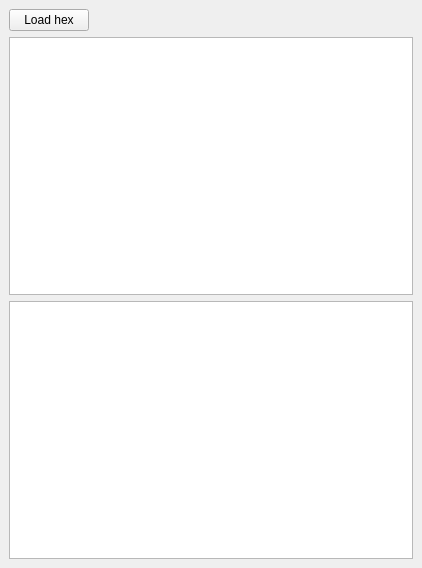
Above: src/DockMonitor.ui from gdevic/Z80Explorer before the change. Below: the same form after it.
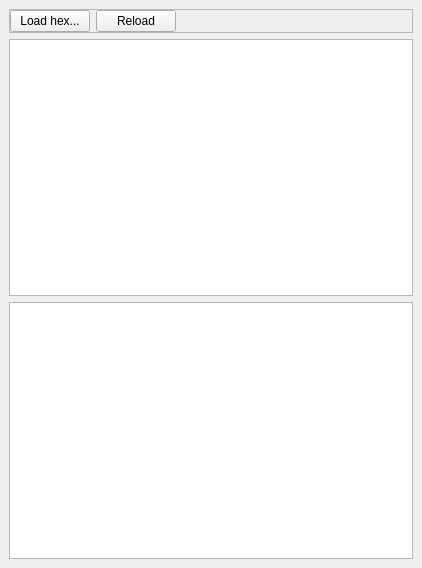
That is the form after the change.

Commit message: Adding Reload (last loaded user program) to the monitor

```diff
--- a/src/DockMonitor.ui
+++ b/src/DockMonitor.ui
@@ -16,16 +16,60 @@
   <widget class="QWidget" name="dockWidgetContents">
    <layout class="QVBoxLayout" name="verticalLayout">
     <item>
-     <widget class="QPushButton" name="btLoadHex">
-      <property name="sizePolicy">
-       <sizepolicy hsizetype="Fixed" vsizetype="Fixed">
-        <horstretch>0</horstretch>
-        <verstretch>0</verstretch>
-       </sizepolicy>
+     <widget class="QFrame" name="frame">
+      <property name="frameShape">
+       <enum>QFrame::StyledPanel</enum>
       </property>
-      <property name="text">
-       <string>Load hex</string>
+      <property name="frameShadow">
+       <enum>QFrame::Raised</enum>
       </property>
+      <layout class="QHBoxLayout" name="horizontalLayout">
+       <property name="leftMargin">
+        <number>0</number>
+       </property>
+       <property name="topMargin">
+        <number>0</number>
+       </property>
+       <property name="rightMargin">
+        <number>0</number>
+       </property>
+       <property name="bottomMargin">
+        <number>0</number>
+       </property>
+       <item>
+        <widget class="QPushButton" name="btLoad">
+         <property name="sizePolicy">
+          <sizepolicy hsizetype="Fixed" vsizetype="Fixed">
+           <horstretch>0</horstretch>
+           <verstretch>0</verstretch>
+          </sizepolicy>
+         </property>
+         <property name="text">
+          <string>Load hex...</string>
+         </property>
+        </widget>
+       </item>
+       <item>
+        <widget class="QPushButton" name="btReload">
+         <property name="text">
+          <string>Reload</string>
+         </property>
+        </widget>
+       </item>
+       <item>
+        <spacer name="horizontalSpacer">
+         <property name="orientation">
+          <enum>Qt::Horizontal</enum>
+         </property>
+         <property name="sizeHint" stdset="0">
+          <size>
+           <width>237</width>
+           <height>20</height>
+          </size>
+         </property>
+        </spacer>
+       </item>
+      </layout>
      </widget>
     </item>
     <item>
```
The commit also changes 2 other files.
